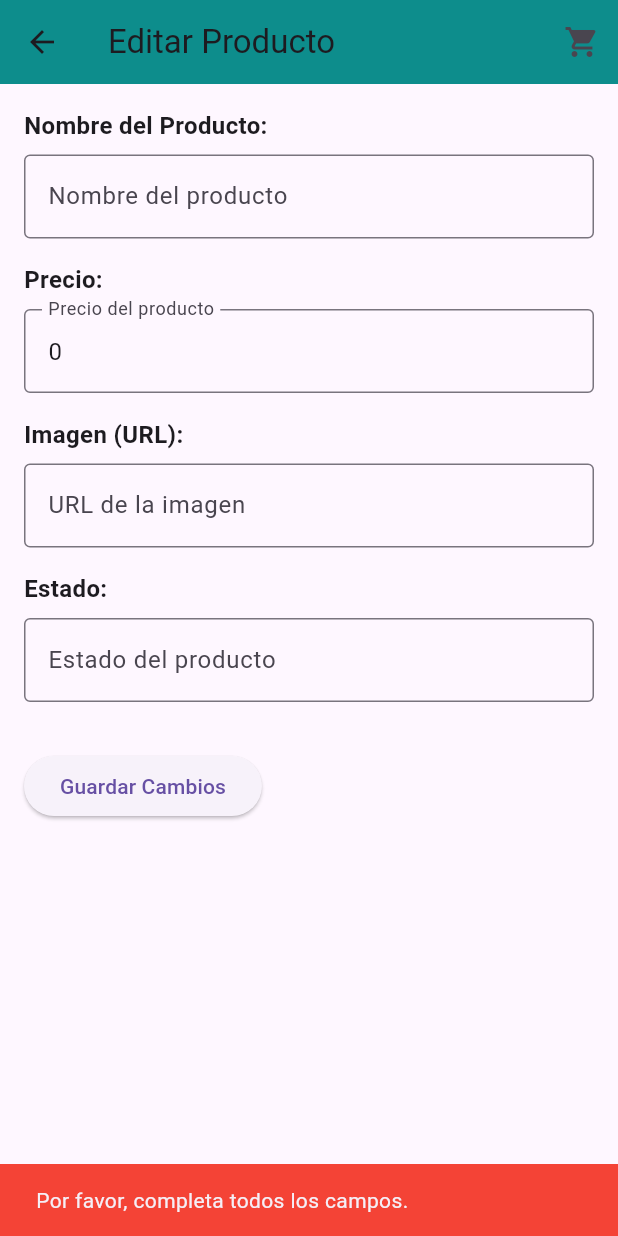
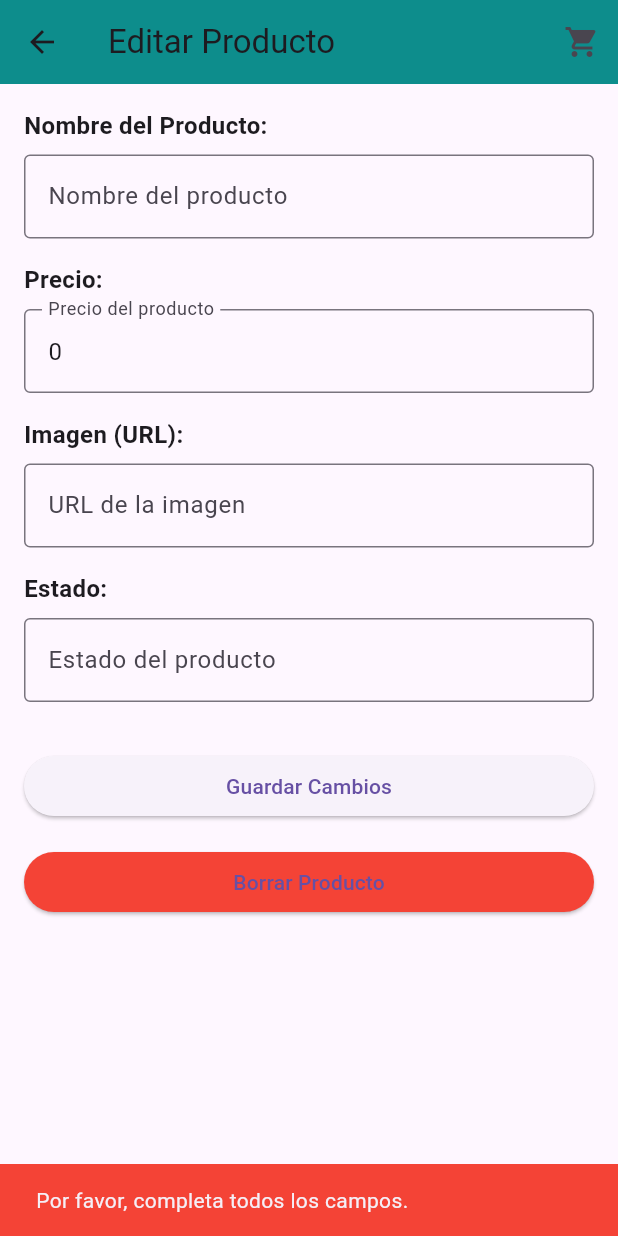
Before and after one commit to eliasmunozz/EvaluacionTresMovil, a Flutter app: the EditProductScreen screen opened directly with empty values, after a tap on "Guardar Cambios", on a phone screen of 412 x 824 dp. Run offline on Flutter 3.47's test engine with Material 3 defaults, Android fonts, the phone set to English and light mode, and no system bars; network calls fail; Roboto replaces fonts that are missing (Releway).

Commit message:
Mensajes de exito o error al editar/crear/borrar productos
Se implementaron mensajes para mostrar mensajes post accion con los productos, se agrego la opción de eliminar producto en la vista de editar producto

```diff
--- a/lib/screen/edit_product_screen.dart
+++ b/lib/screen/edit_product_screen.dart
@@ -101,7 +101,11 @@ class _EditProductScreenState extends State<EditProductScreen> {
               ),
             ),
             const SizedBox(height: 32),
-            ElevatedButton(
+
+
+            SizedBox(
+              width: double.infinity,
+              child: ElevatedButton(
                 onPressed: () async {
                   if (_productNameController.text.trim().isEmpty ||
                       _productPriceController.text.trim().isEmpty ||
@@ -127,21 +131,68 @@ class _EditProductScreenState extends State<EditProductScreen> {
                     return;
                   }
 
-                // Actualiza el producto localmente
                   product.productName = _productNameController.text.trim();
                   product.productPrice = parsedPrice;
                   product.productImage = _productImageController.text.trim();
                   product.productState = _productStateController.text.trim();
 
-                // Llama al servicio para actualizar la BD
                   final productService = Provider.of<ProductService>(context, listen: false);
+
+                  try {
                     await productService.editOrCreateProduct(product);
+                    ScaffoldMessenger.of(context).showSnackBar(
+                      const SnackBar(
+                        content: Text('Producto actualizado correctamente.'),
+                        backgroundColor: Colors.green,
+                      ),
+                    );
 
                     Navigator.pop(context, product);
+                  } catch (e) {
+                    ScaffoldMessenger.of(context).showSnackBar(
+                      SnackBar(
+                        content: Text('Error al actualizar el producto: $e'),
+                        backgroundColor: Colors.red,
+                      ),
+                    );
+                  }
                 },
                 child: const Text('Guardar Cambios'),
               ),
+            ),
 
+            const SizedBox(height: 16),
+
+
+            SizedBox(
+              width: double.infinity,
+              child: ElevatedButton(
+                onPressed: () async {
+                  final productService = Provider.of<ProductService>(context, listen: false);
+
+                  try {
+                    await productService.deleteProduct(product, context);
+                    ScaffoldMessenger.of(context).showSnackBar(
+                      const SnackBar(
+                        content: Text('Producto eliminado correctamente.'),
+                        backgroundColor: Colors.green,
+                      ),
+                    );
+                  } catch (e) {
+                    ScaffoldMessenger.of(context).showSnackBar(
+                      SnackBar(
+                        content: Text('Error al eliminar el producto: $e'),
+                        backgroundColor: Colors.red,
+                      ),
+                    );
+                  }
+                },
+                child: const Text('Borrar Producto'),
+                style: ElevatedButton.styleFrom(
+                  backgroundColor: Colors.red,
+                ),
+              ),
+            ),
           ],
         ),
       ),
--- a/lib/screen/view_product_screen.dart
+++ b/lib/screen/view_product_screen.dart
@@ -70,7 +70,7 @@ class ViewProductScreen extends StatelessWidget {
                   arguments: product, // Pasamos el producto aquí
                 );
               },
-              child: const Text('Editar Producto'),
+              child: const Text('Editar o borrar Producto'),
             ),
           ],
         ),
```
Also changed, not shown: lib/screen/new_product_screen.dart (+30 -3 lines). Lines whose indentation alone changed are shown as unchanged.
